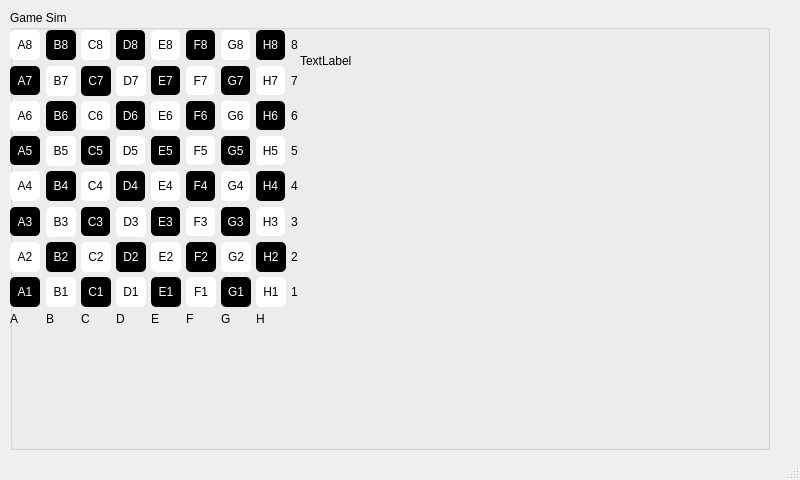
Qt form embeddings/mainwindow.ui (acm-ucr/wizard-chess) before a commit.
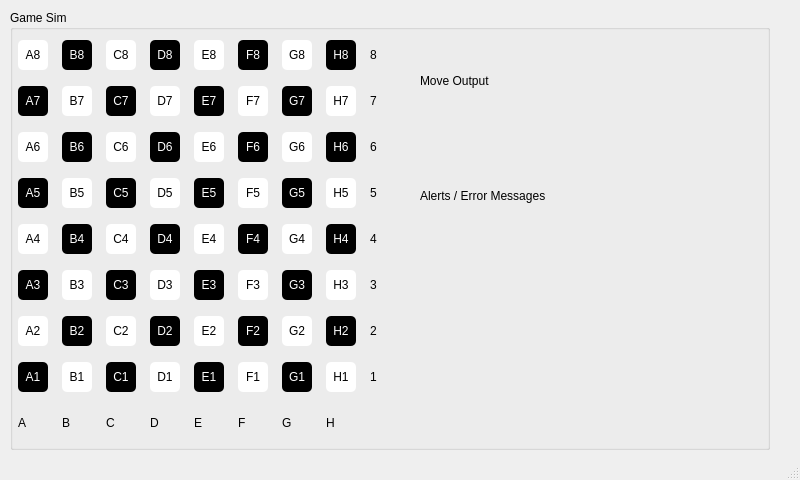
The same form after that commit. The open tabs and pages were chosen to show the change.

Commit message: completed demo screen for game

Patch:
```diff
--- a/embeddings/mainwindow.ui
+++ b/embeddings/mainwindow.ui
@@ -138,14 +138,14 @@
         <widget class="QLabel" name="label_18">
          <property name="geometry">
           <rect>
-           <x>290</x>
+           <x>410</x>
            <y>20</y>
-           <width>431</width>
-           <height>61</height>
+           <width>351</width>
+           <height>101</height>
           </rect>
          </property>
          <property name="text">
-          <string>TextLabel</string>
+          <string>Move Output</string>
          </property>
         </widget>
         <widget class="QWidget" name="layoutWidget">
@@ -153,8 +153,8 @@
           <rect>
            <x>0</x>
            <y>20</y>
-           <width>288</width>
-           <height>296</height>
+           <width>401</width>
+           <height>421</height>
           </rect>
          </property>
          <layout class="QGridLayout" name="gridLayout_2">
@@ -2252,6 +2252,19 @@
           </item>
          </layout>
         </widget>
+        <widget class="QLabel" name="label_19">
+         <property name="geometry">
+          <rect>
+           <x>410</x>
+           <y>120</y>
+           <width>341</width>
+           <height>131</height>
+          </rect>
+         </property>
+         <property name="text">
+          <string>Alerts / Error Messages</string>
+         </property>
+        </widget>
        </widget>
       </item>
      </layout>
```
